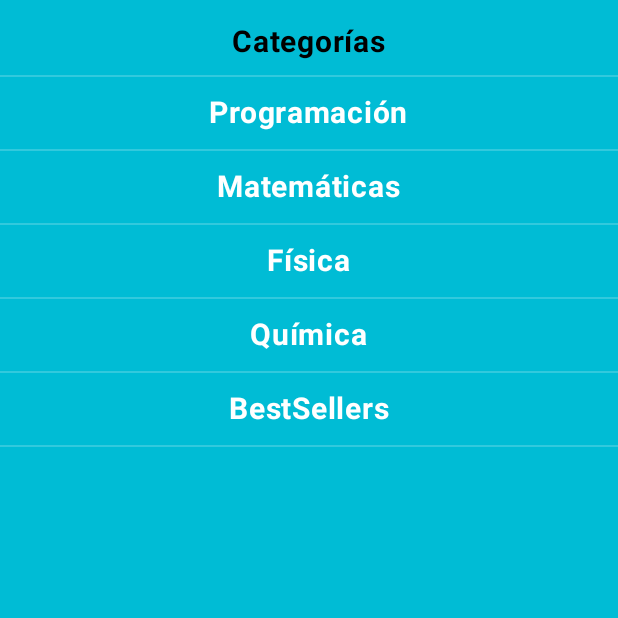
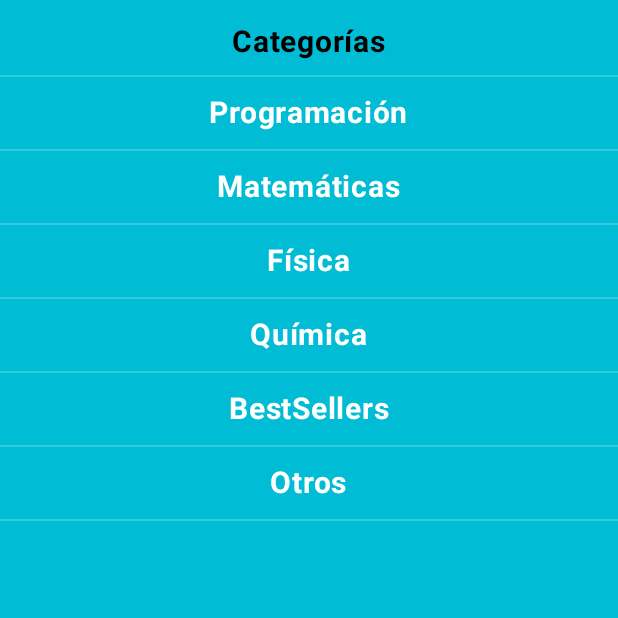
Before and after one commit to jxderalx/KnowShareAppFinal, an Android app built with Jetpack Compose: the composable DrawerBody shown on its own in the app's theme, on a phone screen of 412 x 824 dp, the top half of it. Run offline under Robolectric (Android 15) with nearby library versions, the phone set to English and light mode, and no system bars; our stand-ins replace Firebase (no records; nobody signed in at launch, a user with empty details on screens opened directly); 1 statement that could not run was skipped.

Commit message:
Final Version

```diff
--- a/app/src/main/java/com/apg/knowshareapp/ui/add_book_screen/AddBookScreen.kt
+++ b/app/src/main/java/com/apg/knowshareapp/ui/add_book_screen/AddBookScreen.kt
@@ -235,6 +235,10 @@ private fun imageToBase64(uri: Uri, contentResolver: ContentResolver): String {
     } ?: ""
 }
 
+/*
+Uri quiere decir:
+Uniform Resource Identifier
+ */
 
 private fun saveBookImage(
     oldImageUrl: String,
--- a/app/src/main/java/com/apg/knowshareapp/ui/main_screen/DrawerBody.kt
+++ b/app/src/main/java/com/apg/knowshareapp/ui/main_screen/DrawerBody.kt
@@ -46,7 +46,9 @@ fun DrawerBody(
         "Matemáticas",
         "Física",
         "Química",
-        "BestSellers"
+        "BestSellers",
+        "Otros"
+
     )
 
     val isAdminState = remember {
```
Also changed, not shown: app/src/main/res/drawable/book_test.jpg (deleted).
